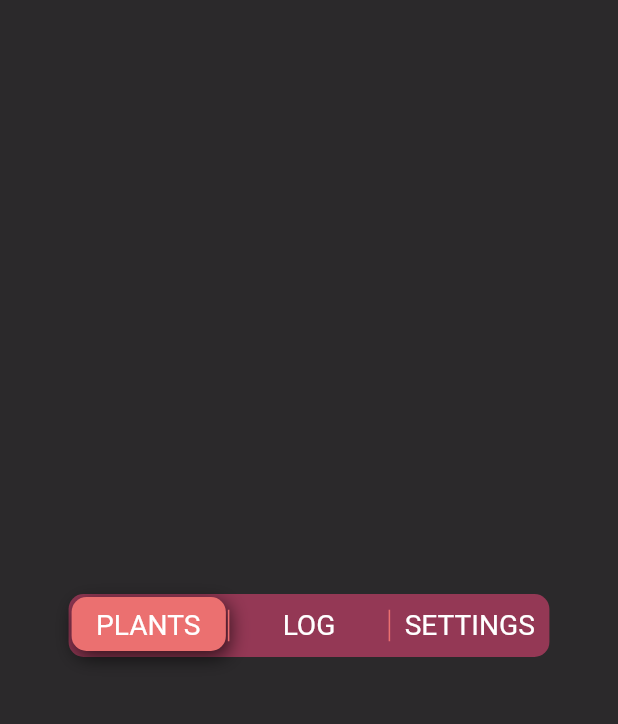
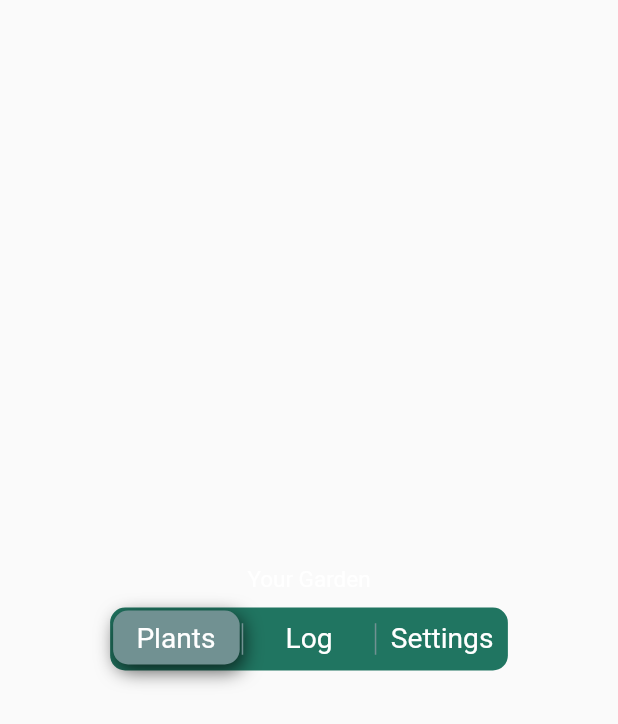
Before and after one commit to dinhkhanh412/happy_garden, a Flutter app: the DetailScreen screen opened directly, on a phone screen of 412 x 824 dp. Shown: the top 724 px of the screen. Run offline on Flutter 3.47's test engine with Material 2 defaults, Android fonts, the phone set to English and light mode, and no system bars; our stand-ins replace flutter_swiper, fluttertoast, get_it, google_fonts; missing offline and left inert: custom_switch, mqtt_client; Roboto replaces fonts that are missing (SFProRounded).

Commit message:
add tabbar

```diff
--- a/lib/main.dart
+++ b/lib/main.dart
@@ -5,6 +5,8 @@ import 'package:provider/provider.dart';
 import 'helpers/service_locator.dart';
 import 'manage/mqtt/MQTTManager.dart';
 import 'package:happy_garden/ui/page/welcome_page.dart';
+
+import 'package:happy_garden/ui/page/detail/detailpage.dart';
 
 void main() {
   setupLocator();
@@ -24,8 +26,9 @@ class MyApp extends StatelessWidget {
           ),
           initialRoute: '/',
           routes: {
-            '/': (BuildContext context) =>
-                HomeScreen(UID: "61063c60d95daa29e8639f65", gardenName: "Home")
+            // '/': (BuildContext context) =>
+            //     HomeScreen(UID: "61063c60d95daa29e8639f65", gardenName: "Home")
+            '/': (BuildContext context) => DetailScreen()
           }),
     );
   }
--- a/lib/ui/page/detail/detailpage.dart
+++ b/lib/ui/page/detail/detailpage.dart
@@ -14,71 +14,57 @@ class DetailScreen extends StatefulWidget {
 }
 
 class _DetailScreenState extends State<DetailScreen> {
-  int cupertinoTabBarVValue = 0;
-  int cupertinoTabBarVValueGetter() => cupertinoTabBarVValue;
+  int cupertinoTabBarValue = 0;
+  int cupertinoTabBarValueGetter() => cupertinoTabBarValue;
 
   @override
   Widget build(BuildContext context) {
     return Scaffold(
-      backgroundColor: const Color(0xFF2B292B),
       body: Center(
         child: Column(
           mainAxisAlignment: MainAxisAlignment.center,
           children: [
+            Text(
+              "Your Garden",
+              style: const TextStyle(
+                color: Colors.white,
+                fontSize: 15,
+                fontWeight: FontWeight.w400,
+                fontFamily: "SFProRounded",
+              ),
+              textAlign: TextAlign.center,
+            ),
             Container(
               constraints: const BoxConstraints.expand(height: 10.0),
             ),
-            Padding(
-              padding: const EdgeInsets.only(
-                left: 10,
-                right: 10,
-              ),
-              child: CupertinoTabBar.CupertinoTabBar(
-                cupertinoTabBarVValue == 0
-                    ? const Color(0xFF943855)
-                    : cupertinoTabBarVValue == 1
-                        ? const Color(0xFF207561)
-                        : cupertinoTabBarVValue == 2
-                            ? const Color(0xFFf0dd92)
-                            : const Color(0xFF4f81c7),
-                cupertinoTabBarVValue == 0
-                    ? const Color(0xFFeb7070)
-                    : cupertinoTabBarVValue == 1
-                        ? const Color(0xFF589167)
-                        : cupertinoTabBarVValue == 2
-                            ? const Color(0xFFffffc5)
-                            : const Color(0xFF64c4ed),
+            CupertinoTabBar.CupertinoTabBar(
+              const Color(0xFF207561),
+              const Color(0xFF719192),
               [
-                  Text(
-                    "PLANTS",
-                    style: TextStyle(
-                      color: cupertinoTabBarVValue == 2
-                          ? Colors.black
-                          : Colors.white,
+                const Text(
+                  "Plants",
+                  style: const TextStyle(
+                    color: Colors.white,
                     fontSize: 18.75,
                     fontWeight: FontWeight.w400,
                     fontFamily: "SFProRounded",
                   ),
                   textAlign: TextAlign.center,
                 ),
-                  Text(
-                    "LOG",
-                    style: TextStyle(
-                      color: cupertinoTabBarVValue == 2
-                          ? Colors.black
-                          : Colors.white,
+                const Text(
+                  "Log",
+                  style: const TextStyle(
+                    color: Colors.white,
                     fontSize: 18.75,
                     fontWeight: FontWeight.w400,
                     fontFamily: "SFProRounded",
                   ),
                   textAlign: TextAlign.center,
                 ),
-                  Text(
-                    "SETTINGS",
-                    style: TextStyle(
-                      color: cupertinoTabBarVValue == 2
-                          ? Colors.black
-                          : Colors.white,
+                const Text(
+                  "Settings",
+                  style: const TextStyle(
+                    color: Colors.white,
                     fontSize: 18.75,
                     fontWeight: FontWeight.w400,
                     fontFamily: "SFProRounded",
@@ -86,14 +72,13 @@ class _DetailScreenState extends State<DetailScreen> {
                   textAlign: TextAlign.center,
                 ),
               ],
-                cupertinoTabBarVValueGetter,
+              cupertinoTabBarValueGetter,
               (int index) {
                 setState(() {
-                    cupertinoTabBarVValue = index;
+                  cupertinoTabBarValue = index;
                 });
               },
               useSeparators: true,
-              ),
             ),
           ],
         ),
```
Lines whose indentation alone changed are shown as unchanged.
